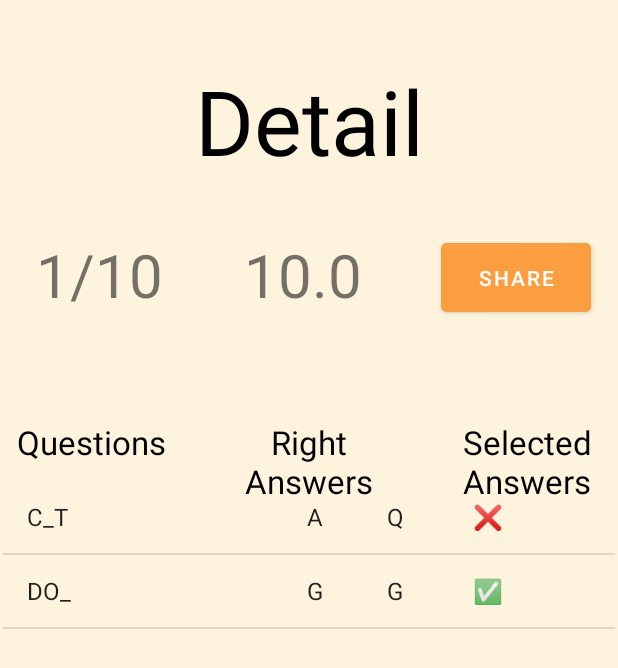
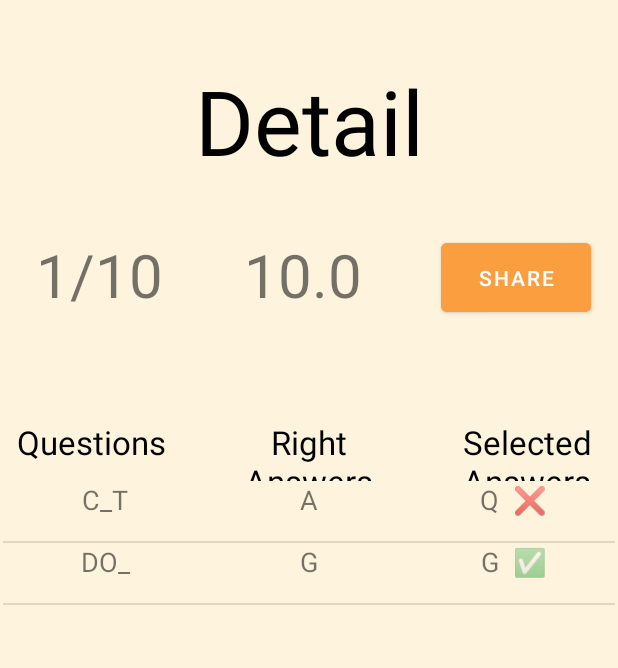
Before and after one commit to MuhammadTalhaTahir/The-MCQ-App, an Android app: the DetailView screen opened directly, with no data from a screen before it, on a phone screen of 412 x 824 dp. Shown: the top 668 px of the screen. Run offline under Robolectric (Android 15) with nearby library versions, the phone set to English and light mode, and no system bars; Roboto replaces fonts that are not available here.

Commit message:
Added a custom list adapter for better result view

```diff
--- a/app/src/main/AndroidManifest.xml
+++ b/app/src/main/AndroidManifest.xml
@@ -12,6 +12,13 @@
         android:supportsRtl="true"
         android:theme="@style/Theme.TheMCQApp"
         tools:targetApi="31">
+        <activity
+            android:name=".customListItemView"
+            android:exported="false">
+            <meta-data
+                android:name="android.app.lib_name"
+                android:value="" />
+        </activity>
         <activity
             android:name=".DetailView"
             android:exported="false">
--- /dev/null
+++ b/app/src/main/java/com/example/themcqapp/CustomListAdapter.java
@@ -0,0 +1,49 @@
+package com.example.themcqapp;
+
+import android.content.Context;
+import android.view.LayoutInflater;
+import android.view.View;
+import android.view.ViewGroup;
+import android.widget.BaseAdapter;
+import android.widget.TextView;
+
+import java.util.ArrayList;
+
+public class CustomListAdapter extends BaseAdapter {
+    Context context;
+    ArrayList<Question> data;
+    LayoutInflater layoutInflater;
+    public CustomListAdapter(Context context, ArrayList<Question> data){
+        this.context = context;
+        this.data = data;
+        layoutInflater = LayoutInflater.from(context);
+    }
+    @Override
+    public int getCount() {
+        return this.data.size();
+    }
+
+    @Override
+    public Object getItem(int i) {
+        return null;
+    }
+
+    @Override
+    public long getItemId(int i) {
+        return 0;
+    }
+
+    @Override
+    public View getView(int i, View view, ViewGroup viewGroup) {
+        view = layoutInflater.inflate(R.layout.activity_custom_list_item_view,null);
+        TextView questionView = view.findViewById(R.id.questionView);
+        TextView rightAnswerView = view.findViewById(R.id.rightAnswerView);
+        TextView selectedAnswerView = view.findViewById(R.id.selectedAnswerView);
+        questionView.setText(this.data.get(i).question);
+        rightAnswerView.setText(Character.toString(this.data.get(i).rightAnswer));
+        selectedAnswerView.setText(
+                this.data.get(i).selectedAnswer +
+                        (this.data.get(i).rightAnswer == this.data.get(i).selectedAnswer?"  ✅":"  ❌"));
+        return view;
+    }
+}
--- a/app/src/main/java/com/example/themcqapp/DetailView.java
+++ b/app/src/main/java/com/example/themcqapp/DetailView.java
@@ -52,7 +52,7 @@ public class DetailView extends AppCompatActivity {
         perView = findViewById(R.id.percentageView);
         ArrayList<Question> data = db.getQuestions(sessionId);
         this.calculateTotalRightAnswers(data);
-        ArrayAdapter<Question> adpt = new ArrayAdapter<Question>(this, android.R.layout.simple_list_item_1, data);
+        CustomListAdapter adpt = new CustomListAdapter(this, data);
         questionsList.setAdapter(adpt);
         shareButton.setOnClickListener(new View.OnClickListener() {
             @Override
--- /dev/null
+++ b/app/src/main/java/com/example/themcqapp/customListItemView.java
@@ -0,0 +1,14 @@
+package com.example.themcqapp;
+
+import androidx.appcompat.app.AppCompatActivity;
+
+import android.os.Bundle;
+
+public class customListItemView extends AppCompatActivity {
+
+    @Override
+    protected void onCreate(Bundle savedInstanceState) {
+        super.onCreate(savedInstanceState);
+        setContentView(R.layout.activity_custom_list_item_view);
+    }
+}
--- /dev/null
+++ b/app/src/main/res/layout/activity_custom_list_item_view.xml
@@ -0,0 +1,38 @@
+<?xml version="1.0" encoding="utf-8"?>
+<LinearLayout xmlns:android="http://schemas.android.com/apk/res/android"
+    xmlns:app="http://schemas.android.com/apk/res-auto"
+    xmlns:tools="http://schemas.android.com/tools"
+    android:layout_width="match_parent"
+    android:layout_height="match_parent"
+    tools:context=".customListItemView"
+    android:orientation="horizontal"
+    android:background="@color/applicationBackground">
+
+
+    <TextView
+        android:id="@+id/questionView"
+        android:layout_width="100dp"
+        android:layout_height="40dp"
+        android:textSize="18dp"
+        android:textAlignment="center"
+        android:layout_weight="3"
+        android:text="TextView" />
+
+    <TextView
+        android:id="@+id/rightAnswerView"
+        android:layout_width="100dp"
+        android:layout_height="40dp"
+        android:textSize="18dp"
+        android:textAlignment="center"
+        android:layout_weight="3"
+        android:text="TextView" />
+
+    <TextView
+        android:id="@+id/selectedAnswerView"
+        android:layout_width="100dp"
+        android:layout_height="40dp"
+        android:textSize="18dp"
+        android:textAlignment="center"
+        android:layout_weight="3"
+        android:text="TextView" />
+</LinearLayout>
```
